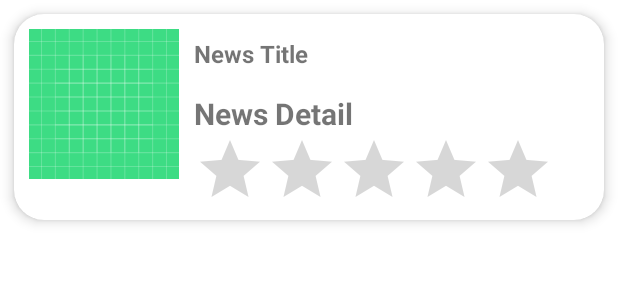
After one commit to ShivangiTiwari10/NewsApps, an Android app: the layout news_items.xml on its own in the app's theme, with its tools: preview values and no code run, on a phone screen of 412 x 824 dp. The commit adds this screen. Shown: the top 300 px of the screen. Run offline under Robolectric (Android 15) with nearby library versions, the phone set to English and light mode, and no system bars.

Commit message:
style: design layout

```diff
--- a/app/src/main/res/layout/activity_news.xml
+++ b/app/src/main/res/layout/activity_news.xml
@@ -1,8 +1,26 @@
 <?xml version="1.0" encoding="utf-8"?>
-<androidx.constraintlayout.widget.ConstraintLayout xmlns:android="http://schemas.android.com/apk/res/android"
+<LinearLayout xmlns:android="http://schemas.android.com/apk/res/android"
     xmlns:tools="http://schemas.android.com/tools"
     android:layout_width="match_parent"
     android:layout_height="match_parent"
+    android:orientation="vertical"
     tools:context=".NewsActivity">
 
-</androidx.constraintlayout.widget.ConstraintLayout>
+
+    <TextView
+        android:id="@+id/textView"
+        android:layout_width="wrap_content"
+        android:layout_height="wrap_content"
+        android:layout_gravity="center"
+        android:text="@string/here_the_all_news"
+        android:textSize="30sp"
+        android:textStyle="bold"
+ />
+
+    <androidx.recyclerview.widget.RecyclerView
+        android:id="@+id/myRecycler"
+        android:layout_width="match_parent"
+        android:layout_height="match_parent"
+      />
+
+</LinearLayout>
--- /dev/null
+++ b/app/src/main/res/layout/news_items.xml
@@ -0,0 +1,68 @@
+<?xml version="1.0" encoding="utf-8"?>
+<androidx.cardview.widget.CardView xmlns:android="http://schemas.android.com/apk/res/android"
+    android:layout_width="match_parent"
+    android:layout_height="wrap_content"
+    xmlns:app="http://schemas.android.com/apk/res-auto"
+    android:layout_margin="9dp"
+    app:cardCornerRadius="20dp"
+    app:cardElevation="5dp"
+    >
+
+    <LinearLayout
+        android:layout_width="match_parent"
+        android:layout_height="wrap_content"
+        android:orientation="horizontal">
+
+        <com.google.android.material.imageview.ShapeableImageView
+            android:id="@+id/productImage"
+            android:layout_width="100dp"
+            android:layout_height="100dp"
+            android:layout_margin="10dp"
+            android:scaleType="centerCrop"
+            android:src="@drawable/ic_launcher_background"
+           >
+
+        </com.google.android.material.imageview.ShapeableImageView>
+
+        <LinearLayout
+            android:layout_width="wrap_content"
+            android:layout_height="wrap_content"
+            android:orientation="vertical">
+
+            <TextView
+                android:id="@+id/NewsTitle"
+                android:layout_width="wrap_content"
+                android:layout_height="wrap_content"
+                android:layout_marginTop="15dp"
+                android:text="@string/news_title"
+                android:textSize="16sp"
+                android:textStyle="bold">
+
+            </TextView>
+
+            <TextView
+                android:id="@+id/productTitle"
+                android:layout_width="wrap_content"
+                android:layout_height="wrap_content"
+                android:layout_marginTop="15dp"
+                android:text="@string/news_detail"
+                android:textSize="20sp"
+                android:textStyle="bold">
+
+            </TextView>
+
+            <RatingBar
+                android:id="@+id/ratingBar"
+                android:layout_width="wrap_content"
+                android:layout_height="0dp"
+                android:layout_gravity="center_vertical"
+                android:layout_weight="1"
+
+                />
+
+        </LinearLayout>
+
+    </LinearLayout>
+
+
+</androidx.cardview.widget.CardView>
--- a/app/src/main/res/values/strings.xml
+++ b/app/src/main/res/values/strings.xml
@@ -1,4 +1,7 @@
 <resources>
     <string name="app_name">NewsApp</string>
     <string name="todo">TODO</string>
+    <string name="news_title">News Title</string>
+    <string name="news_detail">News Detail</string>
+    <string name="here_the_all_news">Here the all News</string>
 </resources>
```
